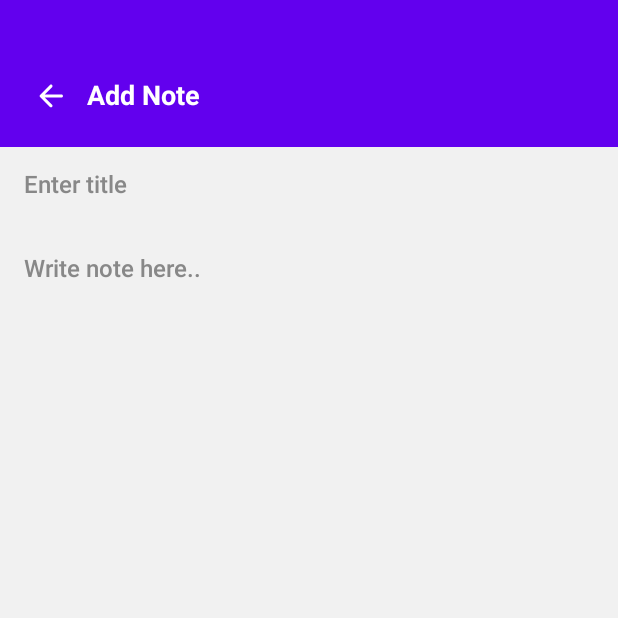
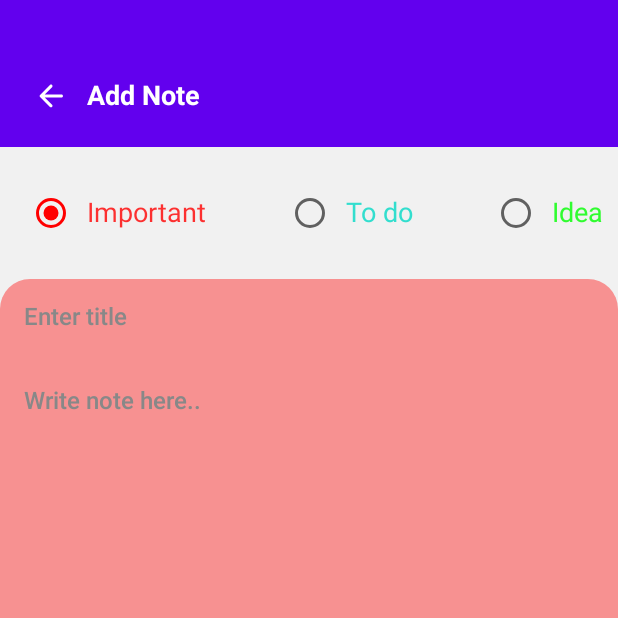
Before and after one commit to nameisjayant/note-app-compose, an Android app built with Jetpack Compose: the AddNoteScreen screen opened through its navigation route, on a phone screen of 412 x 824 dp, the top half of it. Run offline under Robolectric (Android 15) with nearby library versions, the phone set to English and light mode, and no system bars; our stand-ins replace Dagger/Hilt's generated code.

Commit message:
color and note category added

```diff
--- a/app/src/main/java/com/nameisjayant/noteapp/common/common_ui.kt
+++ b/app/src/main/java/com/nameisjayant/noteapp/common/common_ui.kt
@@ -25,6 +25,7 @@ import androidx.compose.ui.text.input.KeyboardType
 import androidx.compose.ui.unit.dp
 import androidx.compose.ui.unit.sp
 import androidx.compose.ui.window.Dialog
+import com.nameisjayant.noteapp.data.local.models.Category
 
 
 @SuppressLint("UnnecessaryComposedModifier")
@@ -148,3 +149,28 @@ fun Context.showToast(
     msg: String,
     duration: Int = Toast.LENGTH_SHORT
 ) = Toast.makeText(this, msg, duration).show()
+
+@Composable
+fun AppRadioButton(
+    category: Category,
+    selected: Boolean,
+    onValueChange: (Category) -> Unit
+) {
+
+    Row {
+        RadioButton(selected = selected, onClick = { onValueChange(category) },
+            colors = RadioButtonDefaults.colors(
+                selectedColor = category.color
+            )
+        )
+        Text(
+            text = category.title, style = TextStyle(
+                color = category.color.copy(alpha = 0.8f),
+                fontSize = 18.sp,
+                fontWeight = FontWeight.W400
+            ),
+            modifier = Modifier.align(CenterVertically)
+        )
+    }
+
+}
--- a/app/src/main/java/com/nameisjayant/noteapp/data/local/database/NoteDatabase.kt
+++ b/app/src/main/java/com/nameisjayant/noteapp/data/local/database/NoteDatabase.kt
@@ -5,7 +5,7 @@ import androidx.room.RoomDatabase
 import com.nameisjayant.noteapp.data.local.dao.NoteDao
 import com.nameisjayant.noteapp.data.local.models.Notes
 
-@Database(version = 3, entities = [Notes::class], exportSchema = false)
+@Database(version = 4, entities = [Notes::class], exportSchema = false)
 abstract class NoteDatabase : RoomDatabase(){
 
     abstract val noteDao: NoteDao
--- /dev/null
+++ b/app/src/main/java/com/nameisjayant/noteapp/data/local/models/Category.kt
@@ -0,0 +1,28 @@
+package com.nameisjayant.noteapp.data.local.models
+
+import androidx.compose.ui.graphics.Color
+import com.nameisjayant.noteapp.ui.theme.Teal200
+
+data class Category(
+    val id: Int,
+    val title: String,
+    val color: Color
+)
+
+val categoryList = listOf(
+    Category(
+        1,
+        "Important",
+        Color.Red
+    ),
+    Category(
+        2,
+        "To do",
+        Teal200
+    ),
+    Category(
+        3,
+        "Idea",
+        Color.Green
+    )
+)
--- a/app/src/main/java/com/nameisjayant/noteapp/data/local/models/Notes.kt
+++ b/app/src/main/java/com/nameisjayant/noteapp/data/local/models/Notes.kt
@@ -1,6 +1,7 @@
 package com.nameisjayant.noteapp.data.local.models
 
 import android.os.Parcelable
+import androidx.compose.ui.graphics.Color
 import androidx.room.Entity
 import androidx.room.PrimaryKey
 import kotlinx.parcelize.Parcelize
@@ -10,6 +11,8 @@ import kotlinx.parcelize.Parcelize
 data class Notes(
     val title: String,
     val description: String,
+    val category: String,
+    val color: Int,
     @PrimaryKey(autoGenerate = true)
     var noteId: Int? = null
 ) : Parcelable
--- a/app/src/main/java/com/nameisjayant/noteapp/features/notes/ui/screens/add_notes_screen.kt
+++ b/app/src/main/java/com/nameisjayant/noteapp/features/notes/ui/screens/add_notes_screen.kt
@@ -4,6 +4,8 @@ import android.annotation.SuppressLint
 import android.text.TextUtils
 import androidx.compose.foundation.background
 import androidx.compose.foundation.layout.*
+import androidx.compose.foundation.lazy.LazyColumn
+import androidx.compose.foundation.shape.RoundedCornerShape
 import androidx.compose.material.*
 import androidx.compose.material.icons.Icons
 import androidx.compose.material.icons.rounded.ArrowBack
@@ -11,6 +13,7 @@ import androidx.compose.material.icons.rounded.Check
 import androidx.compose.runtime.*
 import androidx.compose.ui.Alignment.Companion.CenterVertically
 import androidx.compose.ui.Modifier
+import androidx.compose.ui.draw.clip
 import androidx.compose.ui.focus.FocusDirection
 import androidx.compose.ui.graphics.Color
 import androidx.compose.ui.platform.LocalContext
@@ -23,12 +26,10 @@ import androidx.compose.ui.unit.sp
 import androidx.hilt.navigation.compose.hiltViewModel
 import androidx.navigation.NavHostController
 import com.nameisjayant.noteapp.R
-import com.nameisjayant.noteapp.common.CommonTextField
-import com.nameisjayant.noteapp.common.LoadingDialog
+import com.nameisjayant.noteapp.common.*
 import com.nameisjayant.noteapp.common.base.NoteState
-import com.nameisjayant.noteapp.common.getActivity
-import com.nameisjayant.noteapp.common.showToast
 import com.nameisjayant.noteapp.data.local.models.Notes
+import com.nameisjayant.noteapp.data.local.models.categoryList
 import com.nameisjayant.noteapp.features.notes.ui.viewmodel.NoteEvents
 import com.nameisjayant.noteapp.features.notes.ui.viewmodel.NoteViewModel
 import com.nameisjayant.noteapp.ui.theme.Background
@@ -47,6 +48,9 @@ fun AddNoteScreen(
     var task by remember { mutableStateOf("") }
     val focusManager = LocalFocusManager.current
     val context = LocalContext.current.getActivity()!!
+    var currentCategoryState by remember { mutableStateOf(categoryList[0].title) }
+    var currentColor by remember { mutableStateOf(categoryList[0].color) }
+    var currentId by remember { mutableStateOf(categoryList[0].id) }
 
     var isLoading by remember { mutableStateOf(false) }
 
@@ -78,7 +82,7 @@ fun AddNoteScreen(
                     onClick = {
                         viewModel.onEvent(
                             NoteEvents.NoteAddEvent(
-                                Notes(title, task)
+                                Notes(title, task, currentCategoryState, currentId)
                             )
                         )
                     },
@@ -110,7 +114,11 @@ fun AddNoteScreen(
                         IconButton(onClick = {
                             navHostController.navigateUp()
                         }) {
-                            Icon(Icons.Rounded.ArrowBack, contentDescription = "", tint = Color.White)
+                            Icon(
+                                Icons.Rounded.ArrowBack,
+                                contentDescription = "",
+                                tint = Color.White
+                            )
                         }
                         Text(
                             text = stringResource(id = R.string.add_task),
@@ -123,6 +131,34 @@ fun AddNoteScreen(
                     }
                 }
 
+                Row(
+                    modifier = Modifier
+                        .fillMaxWidth()
+                        .padding(horizontal = 10.dp, vertical = 20.dp),
+                    horizontalArrangement = Arrangement.SpaceBetween,
+                ) {
+                    categoryList.forEach {
+                        AppRadioButton(
+                            category = it,
+                            selected = it.title == currentCategoryState,
+                            onValueChange = { data ->
+                                currentCategoryState = data.title
+                                currentColor = data.color
+                                currentId = data.id
+
+                            }
+                        )
+                    }
+                }
+
+                Box(
+                    modifier = Modifier
+                        .fillMaxSize()
+                        .clip(RoundedCornerShape(topStart = 20.dp, topEnd = 20.dp))
+                        .background(currentColor.copy(alpha = 0.4f))
+                ) {
+                    LazyColumn {
+                        item {
                             CommonTextField(
                                 text = title,
                                 label = stringResource(id = R.string.enter_title),
@@ -135,6 +171,9 @@ fun AddNoteScreen(
 
                             }
 
+                        }
+
+                        item {
                             CommonTextField(
                                 text = task,
                                 label = stringResource(id = R.string.write_task),
@@ -151,6 +190,10 @@ fun AddNoteScreen(
                     }
                 }
 
+            }
+        }
+    }
+
     if (isLoading)
         LoadingDialog()
 
```
Also changed, not shown: app/src/main/java/com/nameisjayant/noteapp/features/notes/ui/screens/show_notes_screen.kt (+39 -2 lines), app/src/main/java/com/nameisjayant/noteapp/features/notes/ui/screens/update_notes_screen.kt (+50 -7 lines). Lines whose indentation alone changed are shown as unchanged.
